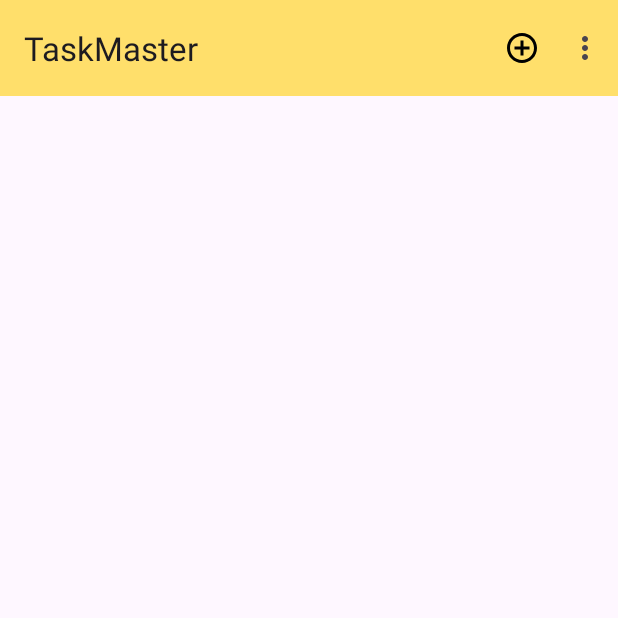
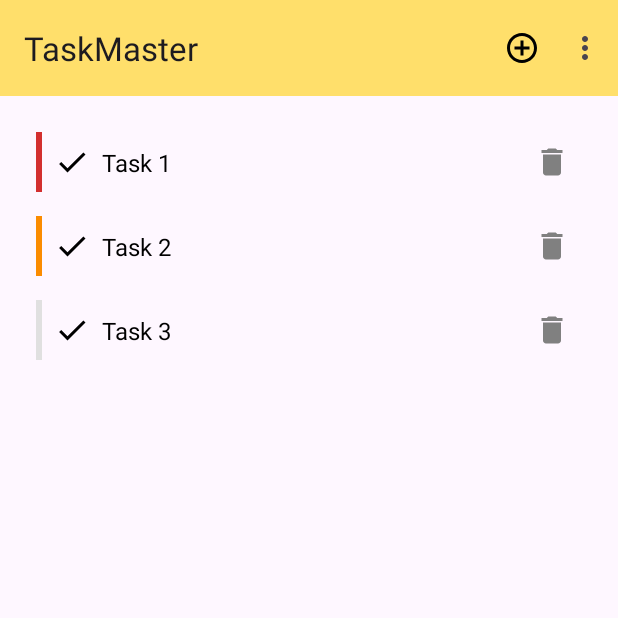
Before and after one commit to ruskakimov/mobile-assignment-2, an Android app: the screen it shows after launch (MainActivity), on a phone screen of 412 x 824 dp, the top half of it. Run offline under Robolectric (Android 15) with nearby library versions, the phone set to English and light mode, and no system bars.

Commit message:
Display list of TODO items

```diff
--- a/app/src/main/java/com/example/task/manager/x/MainActivity.kt
+++ b/app/src/main/java/com/example/task/manager/x/MainActivity.kt
@@ -1,12 +1,26 @@
 package com.example.task.manager.x
 
 import android.os.Bundle
+import android.view.LayoutInflater
 import android.view.Menu
 import android.view.MenuItem
+import android.view.View
+import android.view.ViewGroup
+import android.widget.ImageButton
+import android.widget.TextView
 import androidx.activity.enableEdgeToEdge
 import androidx.appcompat.app.AppCompatActivity
+import androidx.core.content.ContextCompat
 import androidx.core.view.ViewCompat
 import androidx.core.view.WindowInsetsCompat
+import androidx.recyclerview.widget.LinearLayoutManager
+import androidx.recyclerview.widget.RecyclerView
+
+data class TodoItem(val text: String, val priority: Priority, var isDone: Boolean = false)
+
+enum class Priority {
+    LOW, MEDIUM, HIGH
+}
 
 class MainActivity : AppCompatActivity() {
     override fun onCreate(savedInstanceState: Bundle?) {
@@ -21,6 +35,17 @@ class MainActivity : AppCompatActivity() {
 
         val toolbar = findViewById<androidx.appcompat.widget.Toolbar>(R.id.toolbar)
         setSupportActionBar(toolbar)
+
+        val todoItems = mutableListOf(
+            TodoItem("Task 1", Priority.HIGH),
+            TodoItem("Task 2", Priority.MEDIUM),
+            TodoItem("Task 3", Priority.LOW)
+        )
+
+        val recyclerView = findViewById<RecyclerView>(R.id.todo_recycler_view)
+        val todoAdapter = TodoAdapter(todoItems)
+        recyclerView.adapter = todoAdapter
+        recyclerView.layoutManager = LinearLayoutManager(this)
     }
 
     override fun onCreateOptionsMenu(menu: Menu?): Boolean {
@@ -50,3 +75,46 @@ class MainActivity : AppCompatActivity() {
         }
     }
 }
+
+class TodoAdapter(private val todoList: MutableList<TodoItem>) :
+    RecyclerView.Adapter<TodoAdapter.TodoViewHolder>() {
+
+    class TodoViewHolder(view: View) : RecyclerView.ViewHolder(view) {
+        val priorityLine: View = view.findViewById(R.id.priority_line)
+        val checkmarkButton: ImageButton = view.findViewById(R.id.checkmark_button)
+        val todoText: TextView = view.findViewById(R.id.todo_text)
+        val deleteButton: ImageButton = view.findViewById(R.id.delete_button)
+    }
+
+    override fun onCreateViewHolder(parent: ViewGroup, viewType: Int): TodoViewHolder {
+        val view = LayoutInflater.from(parent.context).inflate(R.layout.todo_item, parent, false)
+        return TodoViewHolder(view)
+    }
+
+    override fun onBindViewHolder(holder: TodoViewHolder, position: Int) {
+        val item = todoList[position]
+
+        // Set text
+        holder.todoText.text = item.text
+
+        // Set priority
+        val priorityColor = when (item.priority) {
+            Priority.HIGH -> R.color.red
+            Priority.MEDIUM -> R.color.orange
+            Priority.LOW -> R.color.gray
+        }
+        holder.priorityLine.setBackgroundColor(ContextCompat.getColor(holder.itemView.context, priorityColor))
+
+        holder.checkmarkButton.setOnClickListener {
+            item.isDone = !item.isDone
+            notifyItemChanged(position)
+        }
+
+        holder.deleteButton.setOnClickListener {
+            todoList.removeAt(position)
+            notifyItemRemoved(position)
+        }
+    }
+
+    override fun getItemCount(): Int = todoList.size
+}
--- a/app/src/main/res/layout/activity_main.xml
+++ b/app/src/main/res/layout/activity_main.xml
@@ -19,7 +19,7 @@
         app:title="TaskMaster" />
 
     <androidx.recyclerview.widget.RecyclerView
-        android:id="@+id/recyclerView"
+        android:id="@+id/todo_recycler_view"
         android:layout_width="0dp"
         android:layout_height="0dp"
         android:padding="16dp"
```
